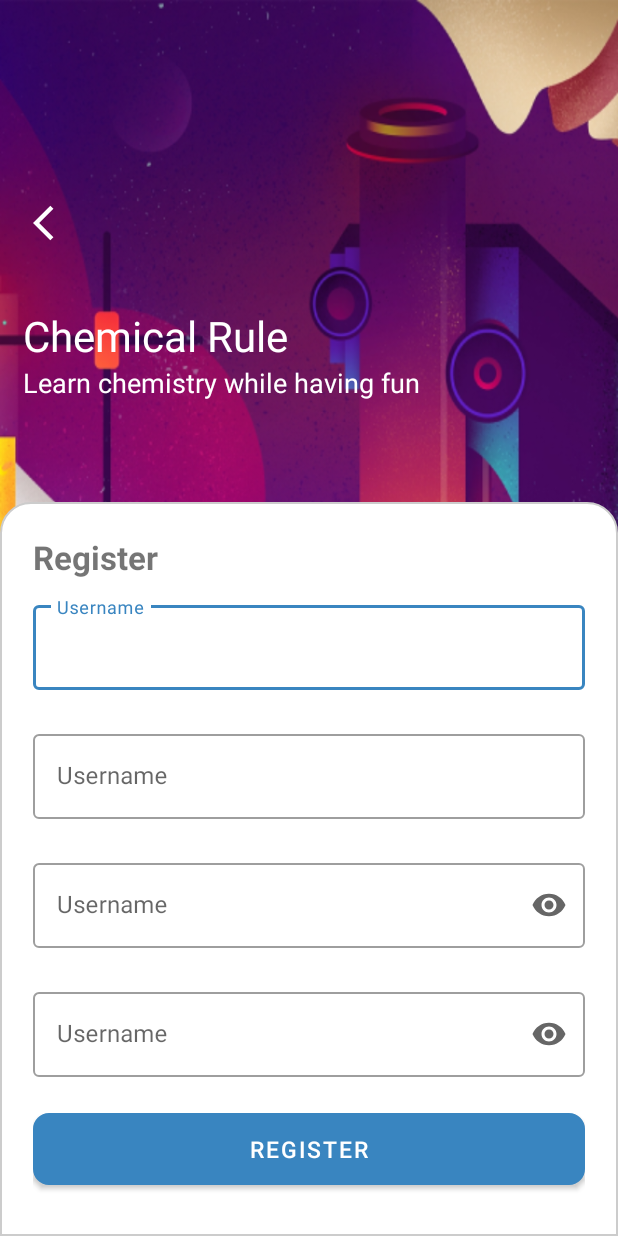
After one commit to dev-jackson/chemicalrule, an Android app: the RegisterActivity screen opened directly, with no data from a screen before it, on a phone screen of 412 x 824 dp. The commit adds this screen. Run offline under Robolectric (Android 15) with nearby library versions, the phone set to English and light mode, and no system bars.

Commit message:
add files

```diff
--- a/app/src/main/AndroidManifest.xml
+++ b/app/src/main/AndroidManifest.xml
@@ -8,21 +8,24 @@
         android:roundIcon="@mipmap/ic_launcher_round"
         android:supportsRtl="true"
         android:theme="@style/Theme.ChemicalRule">
-        <activity android:name=".LoginActivity"
+        <activity android:name=".RegisterActivity"></activity>
+        <activity
+            android:name=".LoginActivity"
             android:theme="@style/Theme_Splash">
-<!--            <intent-filter>-->
-<!--                <action android:name="android.intent.action.MAIN" />-->
 
-<!--                <category android:name="android.intent.category.LAUNCHER" />-->
-<!--            </intent-filter>-->
+             <intent-filter>
+             <action android:name="android.intent.action.MAIN" />
+
+
+             <category android:name="android.intent.category.LAUNCHER" />
+             </intent-filter>
         </activity>
-        <activity
-            android:name=".MainActivity">
-            <intent-filter>
+        <activity android:name=".MainActivity">
+            <!--<intent-filter>
                 <action android:name="android.intent.action.MAIN" />
 
                 <category android:name="android.intent.category.LAUNCHER" />
-            </intent-filter>
+            </intent-filter> -->
         </activity>
     </application>
 
--- /dev/null
+++ b/app/src/main/java/com/example/chemicalrule/DatePickerFragment.java
@@ -0,0 +1,32 @@
+package com.example.chemicalrule;
+
+import android.app.DatePickerDialog;
+import android.app.Dialog;
+import android.app.TimePickerDialog;
+import android.os.Bundle;
+import android.widget.DatePicker;
+import android.widget.TimePicker;
+
+import androidx.annotation.NonNull;
+import androidx.fragment.app.DialogFragment;
+
+import java.util.Calendar;
+
+public class DatePickerFragment extends DialogFragment implements DatePickerDialog.OnDateSetListener {
+
+    @NonNull
+    @Override
+    public Dialog onCreateDialog(Bundle saveInstanceState){
+        final Calendar c = Calendar.getInstance();
+        int year = c.get(Calendar.YEAR);
+        int month = c.get(Calendar.MONTH);
+        int day = c.get(Calendar.DAY_OF_MONTH);
+
+        return new DatePickerDialog(getActivity(),this,year,month,day);
+    }
+
+    @Override
+    public void onDateSet(DatePicker view, int year, int month, int dayOfMonth) {
+
+    }
+}
--- a/app/src/main/java/com/example/chemicalrule/LoginActivity.java
+++ b/app/src/main/java/com/example/chemicalrule/LoginActivity.java
@@ -28,6 +28,8 @@ public class LoginActivity extends AppCompatActivity {
 
         Button btn_login = (Button) findViewById(R.id.btn_login);
 
+        // TextView as Button
+        TextView btn_new_user = (TextView) findViewById(R.id.new_user);
         // TextView
                 //Inputs
         TextInputEditText text_username = (TextInputEditText) findViewById(R.id.input_username);
@@ -52,6 +54,11 @@ public class LoginActivity extends AppCompatActivity {
                 // bundle.getString(name_key);
                 //startActivity(enter);
         });
+
+        btn_new_user.setOnClickListener((view)->{
+            Intent new_user = new Intent(view.getContext(), RegisterActivity.class);
+            startActivity(new_user);
+        });
     }
 
 }
--- /dev/null
+++ b/app/src/main/java/com/example/chemicalrule/RegisterActivity.java
@@ -0,0 +1,34 @@
+package com.example.chemicalrule;
+import androidx.appcompat.app.AppCompatActivity;
+import androidx.fragment.app.DialogFragment;
+
+import android.content.Intent;
+import android.os.Bundle;
+import android.view.View;
+import android.widget.ArrayAdapter;
+import android.widget.DatePicker;
+import android.widget.ImageButton;
+import android.widget.Spinner;
+
+public class RegisterActivity extends AppCompatActivity {
+
+    @Override
+    protected void onCreate(Bundle savedInstanceState) {
+        super.onCreate(savedInstanceState);
+        setContentView(R.layout.activity_register);
+
+        ImageButton btnBackLogin = (ImageButton) findViewById(R.id.btn_back_login);
+        btnBackLogin.setOnClickListener(this::backScreen);
+
+    }
+
+    public void showDataPickerDialog(View v){
+        DialogFragment newFragment = new DatePickerFragment();
+        newFragment.show(getSupportFragmentManager(), "DatePicker");
+    }
+
+    public void backScreen(View v){
+        finish();
+    }
+
+}
--- /dev/null
+++ b/app/src/main/java/com/example/chemicalrule/SpinnerActivity.java
@@ -0,0 +1,16 @@
+package com.example.chemicalrule;
+
+import android.view.View;
+import android.widget.AdapterView;
+
+public class SpinnerActivity implements AdapterView.OnItemSelectedListener {
+    @Override
+    public void onItemSelected(AdapterView<?> parent, View view, int position, long id) {
+
+    }
+
+    @Override
+    public void onNothingSelected(AdapterView<?> parent) {
+
+    }
+}
--- /dev/null
+++ b/app/src/main/res/drawable/ic_baseline_arrow_back_ios_24.xml
@@ -0,0 +1,5 @@
+<vector android:height="24dp" android:tint="#FFFFFF"
+    android:viewportHeight="24" android:viewportWidth="24"
+    android:width="24dp" xmlns:android="http://schemas.android.com/apk/res/android">
+    <path android:fillColor="@android:color/white" android:pathData="M11.67,3.87L9.9,2.1 0,12l9.9,9.9 1.77,-1.77L3.54,12z"/>
+</vector>
--- a/app/src/main/res/layout/activity_login.xml
+++ b/app/src/main/res/layout/activity_login.xml
@@ -122,7 +122,10 @@
                         android:layout_height="wrap_content"
                         android:text="@string/legend_bottom_account" />
                     <TextView
-                        android:id="@+id/text11"
+                        android:id="@+id/new_user"
+                        android:textStyle="bold"
+                        android:focusable="true"
+                        android:clickable="true"
                         android:layout_width="wrap_content"
                         android:layout_height="wrap_content"
                         android:text="@string/create_account"
--- /dev/null
+++ b/app/src/main/res/layout/activity_register.xml
@@ -0,0 +1,148 @@
+<?xml version="1.0" encoding="utf-8"?>
+<androidx.constraintlayout.widget.ConstraintLayout xmlns:android="http://schemas.android.com/apk/res/android"
+    xmlns:app="http://schemas.android.com/apk/res-auto"
+    xmlns:tools="http://schemas.android.com/tools"
+    android:layout_width="match_parent"
+    android:layout_height="match_parent"
+    tools:context=".RegisterActivity"
+    android:background="@drawable/chemical_background">
+
+    <LinearLayout
+        android:layout_width="match_parent"
+        android:layout_height="match_parent"
+        android:animateLayoutChanges="true"
+        android:gravity="bottom"
+        android:orientation="vertical"
+        tools:layout_editor_absoluteX="0dp"
+        tools:layout_editor_absoluteY="16dp">
+
+        <LinearLayout
+            android:layout_width="match_parent"
+            android:layout_height="200dp"
+            android:layout_marginVertical="22dp"
+            android:gravity="start"
+            android:orientation="vertical">
+
+            <ImageButton
+                android:id="@+id/btn_back_login"
+                android:layout_width="wrap_content"
+                android:layout_height="wrap_content"
+                android:layout_gravity="center_vertical"
+                android:layout_margin="22dp"
+                android:background="@drawable/ic_baseline_arrow_back_ios_24"
+                android:contentDescription="todo"
+                android:padding="14dp" />
+
+            <TextView
+                android:layout_width="match_parent"
+                android:layout_height="wrap_content"
+                android:layout_marginHorizontal="15dp"
+                android:layout_marginTop="20dp"
+                android:text="@string/app_name"
+                android:textColor="@color/white"
+                android:textSize="28sp" />
+
+            <TextView
+                android:layout_width="match_parent"
+                android:layout_height="wrap_content"
+                android:layout_marginHorizontal="15dp"
+                android:layout_marginVertical="0dp"
+                android:text="@string/legend_login"
+                android:textColor="@color/white"
+                android:textSize="18sp" />
+        </LinearLayout>
+
+        <LinearLayout
+            android:layout_width="match_parent"
+            android:layout_height="wrap_content"
+            android:background="@drawable/widget_custom_border"
+            android:gravity="bottom"
+            android:orientation="vertical"
+            android:padding="22dp">
+
+            <TextView
+                android:layout_width="wrap_content"
+                android:layout_height="wrap_content"
+                android:text="@string/register"
+                android:textSize="22sp"
+                android:textStyle="bold" />
+
+            <com.google.android.material.textfield.TextInputLayout
+                style="@style/Widget.MaterialComponents.TextInputLayout.OutlinedBox"
+                android:layout_width="match_parent"
+                android:layout_height="wrap_content"
+                android:layout_marginVertical="12dp"
+                android:hint="@string/username">
+
+                <com.google.android.material.textfield.TextInputEditText
+                    android:id="@+id/input_username"
+                    android:layout_width="match_parent"
+                    android:layout_height="wrap_content"
+                    android:singleLine="true" />
+
+            </com.google.android.material.textfield.TextInputLayout>
+
+            <com.google.android.material.textfield.TextInputLayout
+                style="@style/Widget.MaterialComponents.TextInputLayout.OutlinedBox"
+                android:layout_width="match_parent"
+                android:layout_height="wrap_content"
+                android:layout_marginVertical="12dp"
+                android:hint="@string/username">
+
+                <com.google.android.material.textfield.TextInputEditText
+                    android:id="@+id/input_email"
+                    android:layout_width="match_parent"
+                    android:layout_height="wrap_content"
+                    android:inputType="textEmailAddress"
+                    android:singleLine="true" />
+
+            </com.google.android.material.textfield.TextInputLayout>
+
+            <com.google.android.material.textfield.TextInputLayout
+                style="@style/Widget.MaterialComponents.TextInputLayout.OutlinedBox"
+                android:layout_width="match_parent"
+                android:layout_height="wrap_content"
+                android:layout_marginVertical="12dp"
+                android:hint="@string/username"
+                app:endIconMode="password_toggle">
+
+                <com.google.android.material.textfield.TextInputEditText
+                    android:id="@+id/input_password"
+                    android:layout_width="match_parent"
+                    android:layout_height="wrap_content"
+                    android:inputType="textPassword"
+                    android:singleLine="true" />
+
+            </com.google.android.material.textfield.TextInputLayout>
+
+            <com.google.android.material.textfield.TextInputLayout
+                style="@style/Widget.MaterialComponents.TextInputLayout.OutlinedBox"
+                android:layout_width="match_parent"
+                android:layout_height="wrap_content"
+                android:layout_marginVertical="12dp"
+                android:hint="@string/username"
+                app:endIconMode="password_toggle">
+
+                <com.google.android.material.textfield.TextInputEditText
+                    android:id="@+id/input_repeat_password"
+                    android:layout_width="match_parent"
+                    android:layout_height="wrap_content"
+                    android:inputType="textPassword"
+                    android:singleLine="true" />
+
+            </com.google.android.material.textfield.TextInputLayout>
+
+            <Button
+                android:id="@+id/btn_login"
+                android:layout_width="match_parent"
+                android:layout_height="wrap_content"
+                android:layout_marginVertical="12dp"
+                android:background="@drawable/bottom_custom_border"
+                android:gravity="center"
+                android:text="@string/register"
+                android:textColor="@color/white"
+                android:textSize="15sp" />
+        </LinearLayout>
+
+    </LinearLayout>
+</androidx.constraintlayout.widget.ConstraintLayout>
--- a/app/src/main/res/values/strings.xml
+++ b/app/src/main/res/values/strings.xml
@@ -18,4 +18,13 @@
     <string name="email">Email</string>
     <string name="cancel">Cancel</string>
     <string name="register">Register</string>
+    <string-array name="citys">
+        <item>Guayaquil</item>
+        <item>Milagro</item>
+        <item>Santa Elena</item>
+        <item>Guaranda</item>
+        <item>Quito</item>
+        <item>Ambato</item>
+        <item></item>
+    </string-array>
 </resources>
```
